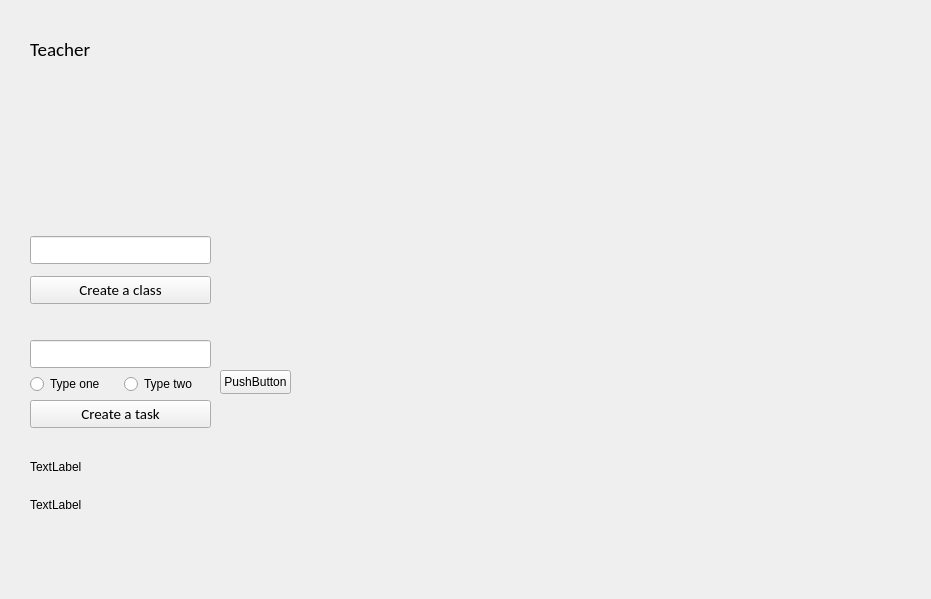
Before: the Qt Designer form studyProject/teacherwindow.ui in fenrirm/study_project, drawn with Qt 5.
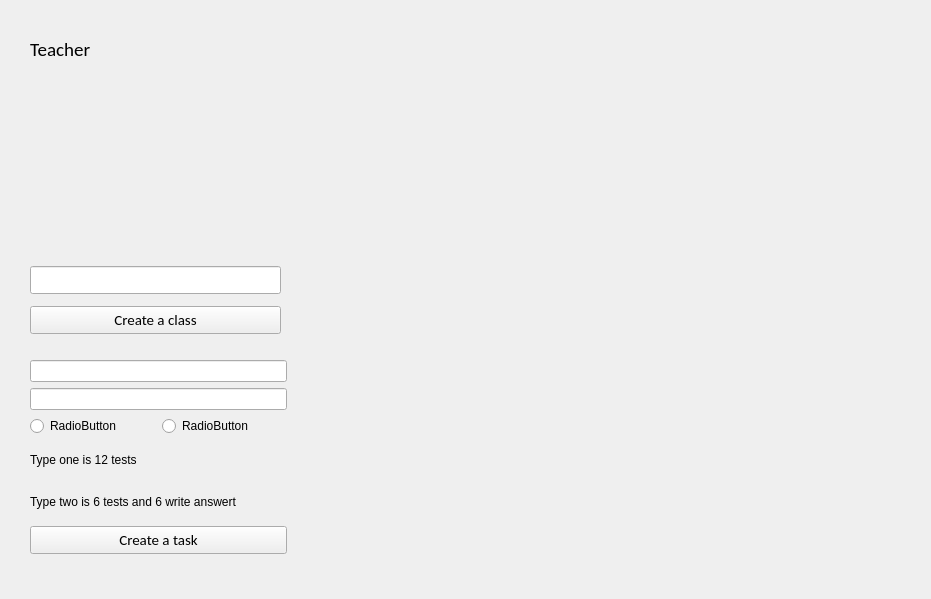
After: the same form once the commit is applied. Icons and pictures are not drawn.

```diff
--- a/studyProject/teacherwindow.ui
+++ b/studyProject/teacherwindow.ui
@@ -24,8 +24,8 @@
     <property name="geometry">
      <rect>
       <x>30</x>
-      <y>230</y>
-      <width>181</width>
+      <y>260</y>
+      <width>251</width>
       <height>81</height>
      </rect>
     </property>
@@ -119,93 +119,68 @@
      </item>
     </layout>
    </widget>
-   <widget class="QWidget" name="layoutWidget_2">
-    <property name="geometry">
-     <rect>
-      <x>30</x>
-      <y>340</y>
-      <width>181</width>
-      <height>90</height>
-     </rect>
-    </property>
-    <layout class="QVBoxLayout" name="verticalLayout_3">
-     <item>
-      <widget class="QLineEdit" name="nameClassLine_2">
-       <property name="font">
-        <font>
-         <family>Calibri</family>
-         <pointsize>11</pointsize>
-        </font>
-       </property>
-      </widget>
-     </item>
-     <item>
-      <layout class="QHBoxLayout" name="horizontalLayout">
-       <item>
-        <widget class="QRadioButton" name="radioButton_2">
-         <property name="text">
-          <string>Type one</string>
-         </property>
-        </widget>
-       </item>
-       <item>
-        <widget class="QRadioButton" name="radioButton">
-         <property name="text">
-          <string>Type two</string>
-         </property>
-        </widget>
-       </item>
-      </layout>
-     </item>
-     <item>
-      <widget class="QPushButton" name="createClass_2">
-       <property name="font">
-        <font>
-         <family>Calibri</family>
-         <pointsize>11</pointsize>
-        </font>
-       </property>
-       <property name="text">
-        <string>Create a task</string>
-       </property>
-      </widget>
-     </item>
-    </layout>
-   </widget>
-   <widget class="QPushButton" name="pushButton">
-    <property name="geometry">
-     <rect>
-      <x>220</x>
-      <y>370</y>
-      <width>71</width>
-      <height>24</height>
-     </rect>
-    </property>
-    <property name="text">
-     <string>PushButton</string>
-    </property>
-   </widget>
    <widget class="QWidget" name="">
     <property name="geometry">
      <rect>
       <x>30</x>
-      <y>450</y>
-      <width>291</width>
-      <height>71</height>
+      <y>360</y>
+      <width>257</width>
+      <height>194</height>
      </rect>
     </property>
     <layout class="QVBoxLayout" name="verticalLayout_4">
      <item>
-      <widget class="QLabel" name="label">
-       <property name="text">
-        <string>TextLabel</string>
+      <widget class="QLineEdit" name="lineEditTask"/>
+     </item>
+     <item>
+      <widget class="QLineEdit" name="lineEditClassroom"/>
+     </item>
+     <item>
+      <layout class="QHBoxLayout" name="horizontalLayout">
+       <item>
+        <widget class="QRadioButton" name="radioButton_type1">
+         <property name="text">
+          <string>RadioButton</string>
+         </property>
+        </widget>
+       </item>
+       <item>
+        <widget class="QRadioButton" name="radioButton_type2">
+         <property name="text">
+          <string>RadioButton</string>
+         </property>
+        </widget>
+       </item>
+      </layout>
+     </item>
+     <item>
+      <layout class="QVBoxLayout" name="verticalLayout_3">
+       <item>
+        <widget class="QLabel" name="label">
+         <property name="text">
+          <string>Type one is 12 tests</string>
+         </property>
+        </widget>
+       </item>
+       <item>
+        <widget class="QLabel" name="label_2">
+         <property name="text">
+          <string>Type two is 6 tests and 6 write answert</string>
+         </property>
+        </widget>
+       </item>
+      </layout>
+     </item>
+     <item>
+      <widget class="QPushButton" name="createTask">
+       <property name="font">
+        <font>
+         <family>Calibri</family>
+         <pointsize>11</pointsize>
+        </font>
        </property>
-      </widget>
-     </item>
-     <item>
-      <widget class="QLabel" name="label_2">
        <property name="text">
-        <string>TextLabel</string>
+        <string>Create a task</string>
        </property>
       </widget>
      </item>
```
